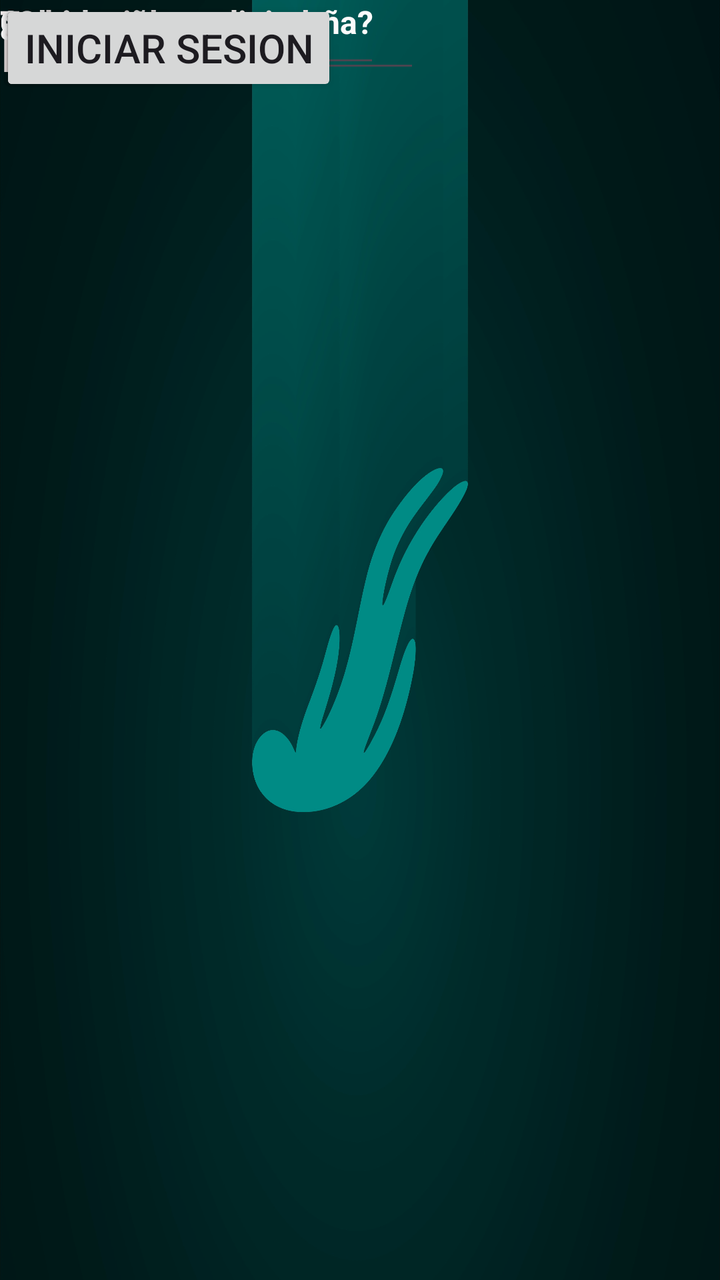
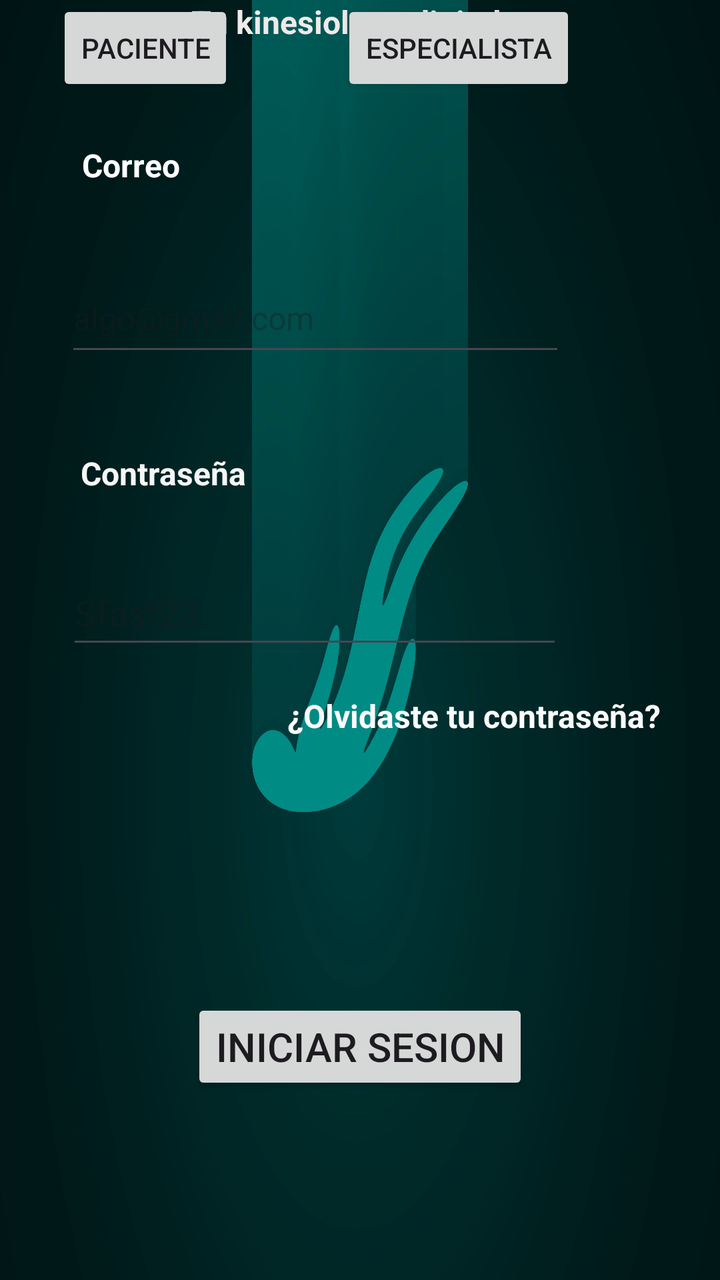

The first picture is an Android layout as it rendered before a commit; the second is the same layout after the commit. The layout source and the unified diff follow.
<!-- AndroidManifest.xml: application theme Theme.Kinapp -->
<!-- res/layout/activity_main2.xml -->
<?xml version="1.0" encoding="utf-8"?>
<androidx.constraintlayout.widget.ConstraintLayout xmlns:android="http://schemas.android.com/apk/res/android"
    xmlns:app="http://schemas.android.com/apk/res-auto"
    xmlns:tools="http://schemas.android.com/tools"
    android:id="@+id/main"
    android:layout_width="match_parent"
    android:layout_height="match_parent"
    android:background="@drawable/background_login"
    tools:context=".MainActivity2">


    <TextView
        android:id="@+id/textView"
        android:layout_width="wrap_content"
        android:layout_height="0dp"
        android:text="KINAPP"
        android:textColor="#EFE7E7"
        android:textColorLink="#FF7474"
        android:textSize="34sp"
        android:textStyle="bold"
        tools:layout_editor_absoluteX="144dp"
        tools:layout_editor_absoluteY="139dp" />

    <TextView
        android:id="@+id/textView2"
        android:layout_width="wrap_content"
        android:layout_height="wrap_content"
        android:text="Tu kinesiologo digital"
        android:textAlignment="textEnd"
        android:textAppearance="@style/TextAppearance.AppCompat.Medium"
        android:textColor="#F0EAEA"
        android:textSize="16sp"
        android:textStyle="bold"
        tools:layout_editor_absoluteX="128dp"
        tools:layout_editor_absoluteY="197dp" />

    <Button
        android:id="@+id/btn_paciente"
        android:layout_width="wrap_content"
        android:layout_height="wrap_content"
        android:text="Paciente"
        tools:layout_editor_absoluteX="77dp"
        tools:layout_editor_absoluteY="243dp" />

    <Button
        android:id="@+id/btn_especialista"
        android:layout_width="wrap_content"
        android:layout_height="wrap_content"
        android:text="Especialista"
        tools:layout_editor_absoluteX="202dp"
        tools:layout_editor_absoluteY="243dp" />

    <TextView
        android:id="@+id/lbl_correo"
        android:layout_width="wrap_content"
        android:layout_height="wrap_content"
        android:text="Correo"
        android:textColor="#FFFFFF"
        android:textSize="16sp"
        android:textStyle="bold"
        tools:layout_editor_absoluteX="52dp"
        tools:layout_editor_absoluteY="326dp" />

    <EditText
        android:id="@+id/txt_email"
        android:layout_width="wrap_content"
        android:layout_height="wrap_content"
        android:ems="10"
        android:inputType="textEmailAddress"
        android:textColor="#F8F8F8"
        android:textCursorDrawable="@color/design_default_color_secondary"
        android:textSize="16sp"
        android:visibility="visible"
        tools:layout_editor_absoluteX="51dp"
        tools:layout_editor_absoluteY="354dp" />

    <TextView
        android:id="@+id/lbl_Contrasena"
        android:layout_width="wrap_content"
        android:layout_height="19dp"
        android:text="Contraseña"
        android:textColor="#F6F6F6"
        android:textSize="16sp"
        android:textStyle="bold"
        tools:layout_editor_absoluteX="52dp"
        tools:layout_editor_absoluteY="411dp" />

    <EditText
        android:id="@+id/txt_contrasena"
        android:layout_width="wrap_content"
        android:layout_height="wrap_content"
        android:ems="10"
        android:inputType="textPassword"
        tools:layout_editor_absoluteX="51dp"
        tools:layout_editor_absoluteY="440dp" />

    <Button
        android:id="@+id/btn_iniciarSesion"
        android:layout_width="wrap_content"
        android:layout_height="wrap_content"
        android:text="Iniciar sesion"
        android:textColorLink="#BF2B2B"
        android:textSize="20sp"
        tools:layout_editor_absoluteX="120dp"
        tools:layout_editor_absoluteY="547dp" />

    <TextView
        android:id="@+id/lbl_recuperarCuenta"
        android:layout_width="wrap_content"
        android:layout_height="wrap_content"
        android:text="¿Olvidaste tu contraseña?"
        android:textColor="#FBFBFB"
        android:textSize="16sp"
        android:textStyle="bold"
        tools:layout_editor_absoluteX="181dp"
        tools:layout_editor_absoluteY="498dp" />
</androidx.constraintlayout.widget.ConstraintLayout>
<!-- resources referenced by this layout -->
<resources>
  <!-- drawable background_login: jpg bitmap (drawable, 274249 bytes) -->
  <style name="Theme.Kinapp" parent="Base.Theme.Kinapp" />
  <style name="Base.Theme.Kinapp" parent="Theme.Material3.DayNight.NoActionBar">
          
          
      </style>
</resources>

<!-- the commit's change to res/layout/activity_main2.xml (unified diff, before → after) -->
@@ -12,14 +12,17 @@
     <TextView
         android:id="@+id/textView"
         android:layout_width="wrap_content"
-        android:layout_height="0dp"
+        android:layout_height="wrap_content"
+        android:layout_marginBottom="44dp"
         android:text="KINAPP"
         android:textColor="#EFE7E7"
         android:textColorLink="#FF7474"
         android:textSize="34sp"
         android:textStyle="bold"
-        tools:layout_editor_absoluteX="144dp"
-        tools:layout_editor_absoluteY="139dp" />
+        app:layout_constraintBottom_toTopOf="@+id/textView2"
+        app:layout_constraintTop_toTopOf="parent"
+        app:layout_constraintVertical_bias="1.0"
+        tools:layout_editor_absoluteX="131dp" />
 
     <TextView
         android:id="@+id/textView2"
@@ -31,87 +34,124 @@
         android:textColor="#F0EAEA"
         android:textSize="16sp"
         android:textStyle="bold"
-        tools:layout_editor_absoluteX="128dp"
-        tools:layout_editor_absoluteY="197dp" />
+        app:layout_constraintEnd_toEndOf="parent"
+        app:layout_constraintHorizontal_bias="0.468"
+        app:layout_constraintStart_toStartOf="parent"
+        tools:layout_editor_absoluteY="95dp" />
 
     <Button
         android:id="@+id/btn_paciente"
         android:layout_width="wrap_content"
         android:layout_height="wrap_content"
         android:text="Paciente"
-        tools:layout_editor_absoluteX="77dp"
-        tools:layout_editor_absoluteY="243dp" />
+        app:layout_constraintEnd_toStartOf="@+id/btn_especialista"
+        app:layout_constraintHorizontal_bias="0.347"
+        app:layout_constraintStart_toStartOf="parent"
+        tools:layout_editor_absoluteY="150dp" />
 
     <Button
         android:id="@+id/btn_especialista"
         android:layout_width="wrap_content"
         android:layout_height="wrap_content"
+        android:layout_marginEnd="72dp"
         android:text="Especialista"
-        tools:layout_editor_absoluteX="202dp"
-        tools:layout_editor_absoluteY="243dp" />
+        app:layout_constraintEnd_toEndOf="parent"
+        tools:layout_editor_absoluteY="150dp" />
 
     <TextView
         android:id="@+id/lbl_correo"
         android:layout_width="wrap_content"
         android:layout_height="wrap_content"
+        android:layout_marginTop="15dp"
+        android:layout_marginBottom="15dp"
         android:text="Correo"
         android:textColor="#FFFFFF"
         android:textSize="16sp"
         android:textStyle="bold"
-        tools:layout_editor_absoluteX="52dp"
-        tools:layout_editor_absoluteY="326dp" />
+        app:layout_constraintBottom_toTopOf="@+id/txt_email"
+        app:layout_constraintEnd_toEndOf="parent"
+        app:layout_constraintHorizontal_bias="0.132"
+        app:layout_constraintStart_toStartOf="parent"
+        app:layout_constraintTop_toBottomOf="@+id/btn_paciente" />
 
     <EditText
         android:id="@+id/txt_email"
-        android:layout_width="wrap_content"
-        android:layout_height="wrap_content"
+        android:layout_width="250dp"
+        android:layout_height="51dp"
+        android:layout_marginTop="15dp"
+        android:layout_marginBottom="21dp"
         android:ems="10"
+        android:hint="algo@gmail.com"
         android:inputType="textEmailAddress"
         android:textColor="#F8F8F8"
         android:textCursorDrawable="@color/design_default_color_secondary"
         android:textSize="16sp"
         android:visibility="visible"
-        tools:layout_editor_absoluteX="51dp"
-        tools:layout_editor_absoluteY="354dp" />
+        app:layout_constraintBottom_toTopOf="@+id/lbl_Contrasena"
+        app:layout_constraintEnd_toEndOf="parent"
+        app:layout_constraintHorizontal_bias="0.298"
+        app:layout_constraintStart_toStartOf="parent"
+        app:layout_constraintTop_toBottomOf="@+id/lbl_correo" />
 
     <TextView
         android:id="@+id/lbl_Contrasena"
         android:layout_width="wrap_content"
-        android:layout_height="19dp"
+        android:layout_height="wrap_content"
+        android:layout_marginTop="13dp"
+        android:layout_marginBottom="19dp"
         android:text="Contraseña"
         android:textColor="#F6F6F6"
         android:textSize="16sp"
         android:textStyle="bold"
-        tools:layout_editor_absoluteX="52dp"
-        tools:layout_editor_absoluteY="411dp" />
+        app:layout_constraintBottom_toTopOf="@+id/txt_contrasena"
+        app:layout_constraintEnd_toEndOf="parent"
+        app:layout_constraintHorizontal_bias="0.146"
+        app:layout_constraintStart_toStartOf="parent"
+        app:layout_constraintTop_toBottomOf="@+id/txt_email" />
 
     <EditText
         android:id="@+id/txt_contrasena"
-        android:layout_width="wrap_content"
-        android:layout_height="wrap_content"
+        android:layout_width="248dp"
+        android:layout_height="49dp"
+        android:layout_marginTop="5dp"
+        android:layout_marginBottom="7dp"
         android:ems="10"
+        android:hint="Sfasf23."
         android:inputType="textPassword"
-        tools:layout_editor_absoluteX="51dp"
-        tools:layout_editor_absoluteY="440dp" />
+        android:textColor="#FBFBFB"
+        app:layout_constraintBottom_toTopOf="@+id/lbl_recuperarCuenta"
+        app:layout_constraintEnd_toEndOf="parent"
+        app:layout_constraintHorizontal_bias="0.298"
+        app:layout_constraintStart_toStartOf="parent"
+        app:layout_constraintTop_toBottomOf="@+id/lbl_Contrasena" />
 
     <Button
         android:id="@+id/btn_iniciarSesion"
         android:layout_width="wrap_content"
         android:layout_height="wrap_content"
+        android:layout_marginTop="59dp"
+        android:layout_marginBottom="84dp"
         android:text="Iniciar sesion"
         android:textColorLink="#BF2B2B"
         android:textSize="20sp"
-        tools:layout_editor_absoluteX="120dp"
-        tools:layout_editor_absoluteY="547dp" />
+        app:layout_constraintBottom_toBottomOf="parent"
+        app:layout_constraintEnd_toEndOf="parent"
+        app:layout_constraintStart_toStartOf="parent"
+        app:layout_constraintTop_toBottomOf="@+id/lbl_recuperarCuenta" />
 
     <TextView
         android:id="@+id/lbl_recuperarCuenta"
         android:layout_width="wrap_content"
         android:layout_height="wrap_content"
+        android:layout_marginTop="2dp"
+        android:layout_marginBottom="63dp"
         android:text="¿Olvidaste tu contraseña?"
         android:textColor="#FBFBFB"
         android:textSize="16sp"
         android:textStyle="bold"
-        tools:layout_editor_absoluteX="181dp"
-        tools:layout_editor_absoluteY="498dp" />
+        app:layout_constraintBottom_toTopOf="@+id/btn_iniciarSesion"
+        app:layout_constraintEnd_toEndOf="parent"
+        app:layout_constraintHorizontal_bias="0.831"
+        app:layout_constraintStart_toStartOf="parent"
+        app:layout_constraintTop_toBottomOf="@+id/txt_contrasena" />
 </androidx.constraintlayout.widget.ConstraintLayout>
